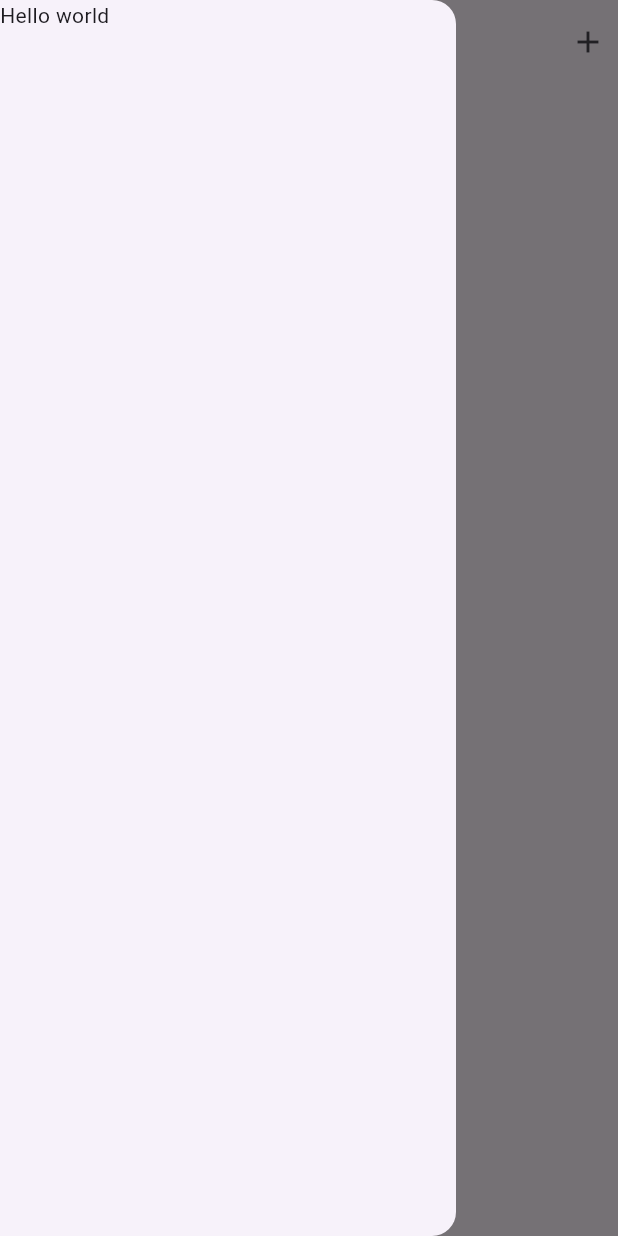
After one commit to ogunbor/todo_flutter, a Flutter app: the screen it shows after launch, with the side drawer open, on a phone screen of 412 x 824 dp. The commit adds this screen. Run offline on Flutter 3.47's test engine with Material 3 defaults, Android fonts, the phone set to English and light mode, and no system bars; our stand-ins replace shared_preferences.

Commit message:
Code refactor

```diff
--- a/lib/mainScreen.dart
+++ b/lib/mainScreen.dart
@@ -1,6 +1,7 @@
 import 'package:flutter/material.dart';
 import 'package:shared_preferences/shared_preferences.dart';
 import 'package:todo_flutter/addTodo.dart';
+import 'package:todo_flutter/widgets/todoList.dart';
 
 class MainScreen extends StatefulWidget {
   const MainScreen({super.key});
@@ -61,17 +62,12 @@ class _MainScreenState extends State<MainScreen> {
   }
 
   @override
-  Widget build(BuildContext context) {
-    return Scaffold(
-        drawer: Drawer(
-          child: Text('Hello world'),
-        ),
-        appBar: AppBar(
-          centerTitle: true,
-          title: Text('To do'),
-          actions: [
-            InkWell(
-              onTap: () {
+  void initState() {
+    loadData();
+    super.initState();
+  }
+
+  void showAddTodoBottomSheet() {
     showModalBottomSheet(
         context: context,
         builder: (context) {
@@ -84,6 +80,21 @@ class _MainScreenState extends State<MainScreen> {
             ),
           );
         });
+  }
+
+  @override
+  Widget build(BuildContext context) {
+    return Scaffold(
+      drawer: Drawer(
+        child: Text('Hello world'),
+      ),
+      appBar: AppBar(
+        centerTitle: true,
+        title: Text('To do'),
+        actions: [
+          InkWell(
+            onTap: () {
+              showAddTodoBottomSheet();
             },
             child: Padding(
               padding: const EdgeInsets.all(8.0),
@@ -92,31 +103,10 @@ class _MainScreenState extends State<MainScreen> {
           ),
         ],
       ),
-        body: ListView.builder(
-            itemCount: todoList.length,
-            itemBuilder: (BuildContext context, int index) {
-              return ListTile(
-                onTap: () {
-                  showModalBottomSheet(
-                      context: context,
-                      builder: (context) {
-                        return Container(
-                          padding: EdgeInsets.all(20),
-                          child: ElevatedButton(
-                              onPressed: () {
-                                setState(() {
-                                  todoList.removeAt(index);
-                                });
-                                Navigator.pop(context);
-                                updateLocalData();
-                              },
-                              child: Text('Mark as done')),
+      body: TodoListBuilder(
+        todoList: todoList,
+        updateLocalData: updateLocalData,
+      ),
     );
-                      });
-                },
-                title: Text(todoList[index]),
-                leading: Icon(Icons.access_alarm),
-              );
-            }));
   }
 }
--- /dev/null
+++ b/lib/widgets/todoList.dart
@@ -0,0 +1,48 @@
+import 'package:flutter/material.dart';
+
+class TodoListBuilder extends StatefulWidget {
+  List<String> todoList;
+  void Function() updateLocalData;
+  TodoListBuilder(
+      {super.key, required this.todoList, required this.updateLocalData});
+
+  @override
+  State<TodoListBuilder> createState() => _TodoListBuilderState();
+}
+
+class _TodoListBuilderState extends State<TodoListBuilder> {
+  // This function gets triggered when list item is clicked
+  void onItemClicked({required int index}) {
+    showModalBottomSheet(
+        context: context,
+        builder: (context) {
+          return Container(
+            padding: EdgeInsets.all(20),
+            child: ElevatedButton(
+                onPressed: () {
+                  setState(() {
+                    widget.todoList.removeAt(index);
+                  });
+                  Navigator.pop(context);
+                  widget.updateLocalData();
+                },
+                child: Text('Mark as done')),
+          );
+        });
+  }
+
+  @override
+  Widget build(BuildContext context) {
+    return ListView.builder(
+        itemCount: widget.todoList.length,
+        itemBuilder: (BuildContext context, int index) {
+          return ListTile(
+            onTap: () {
+              onItemClicked(index: index);
+            },
+            title: Text(widget.todoList[index]),
+            leading: Icon(Icons.access_alarm),
+          );
+        });
+  }
+}
```
Lines whose indentation alone changed are shown as unchanged.
